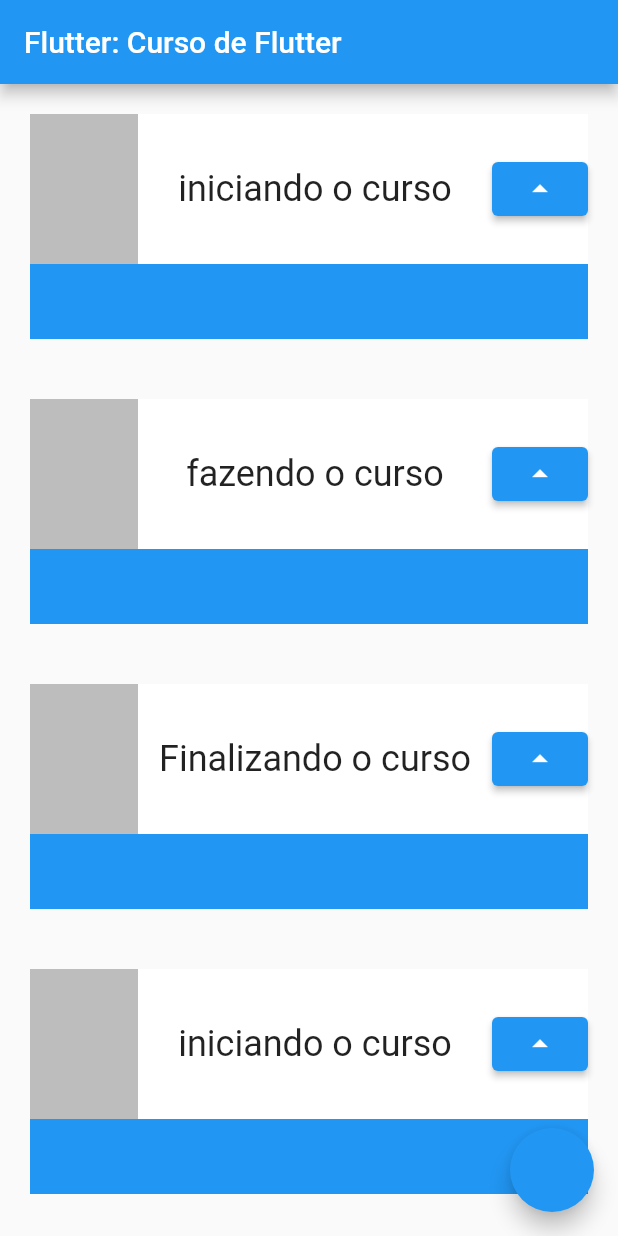
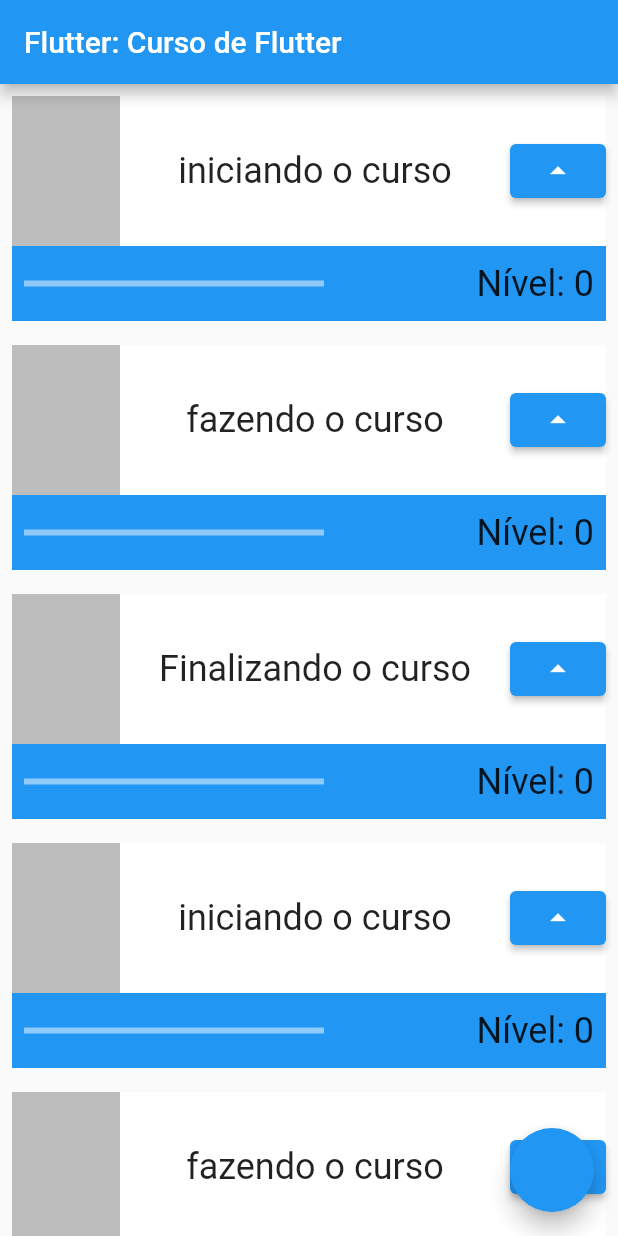
Before and after one commit to Dinar2020/flutter_app_3, a Flutter app: the screen it shows after launch, on a phone screen of 412 x 824 dp. Run offline on Flutter 3.47's test engine with Material 2 defaults, Android fonts, the phone set to English and light mode, and no system bars.

Commit message:
adicionando nivel e linnha de progesso para ao clicar o no botão pra cima

```diff
--- a/lib/main.dart
+++ b/lib/main.dart
@@ -7,45 +7,52 @@ void main() {
 class MyApp extends StatelessWidget {
   const MyApp({super.key});
 
-  // This widget is the root of your application.
   @override
   Widget build(BuildContext context) {
     return MaterialApp(
       title: 'Flutter Demo',
       theme: ThemeData(
-
         primarySwatch: Colors.blue,
       ),
       home: Scaffold(
         appBar: AppBar(
-          title: const Text ('Flutter: Curso de Flutter'),
+          title: const Text('Flutter: Curso de Flutter'),
         ),
         body: ListView(
-          children: const [ Task('iniciando o curso'),
+          children: [
+            Task('iniciando o curso'),
             Task('fazendo o curso'),
             Task('Finalizando o curso'),
             Task('iniciando o curso'),
             Task('fazendo o curso'),
             Task('Finalizando o curso'),
-
           ],
         ),
-        floatingActionButton: FloatingActionButton( onPressed:  () { const Task('Finalizando o curso');
+        floatingActionButton: FloatingActionButton(onPressed: () {
+          Task('Finalizando o curso');
         }),
       ),
     );
   }
 }
 
-class Task extends StatelessWidget {
+class Task extends StatefulWidget {
   final String frase;
   const Task(this.frase, {super.key});
 
   @override
+  State<Task> createState() => _TaskState();
+}
+
+class _TaskState extends State<Task> {
+  int level = 0;
+
+  @override
   Widget build(BuildContext context) {
     return Padding(
-      padding: const EdgeInsets.all(20.0),
-      child:Column (children:<Widget> [
+        padding: const EdgeInsets.all(8.0),
+        child: Column(
+          children: <Widget>[
             Container(
               color: Colors.white,
               height: 100,
@@ -58,20 +65,48 @@ class Task extends StatelessWidget {
                       height: 100,
                     ),
                     Text(
-                      frase,
+                      widget.frase,
                       style: const TextStyle(
-                        fontSize: 24,overflow: TextOverflow.ellipsis
+                          fontSize: 24, overflow: TextOverflow.ellipsis),
                     ),
-                    ),
-                    ElevatedButton(onPressed: () {}, child: Icon(Icons.arrow_drop_up))
+                    ElevatedButton(
+                        onPressed: () {
+                          setState(() {
+                            print(level++);
+                          });
+                        },
+                        child: const Icon(Icons.arrow_drop_up))
                   ]),
             ),
             Container(
               color: Colors.blue,
               height: 50,
+              width: 500,
+              child:Center(
+                child:Padding(
+                  padding: const EdgeInsets.all(8.0),
+                  child: Row(
+                    mainAxisAlignment: MainAxisAlignment.spaceBetween,
+                    children: [ Container(
+                      child: LinearProgressIndicator(color: Colors.white,value: level / 10),
+                      width: 200,),
+
+
+
+                      Text(textAlign: TextAlign.center,
+
+                      'Nível: $level',
+                      style: const TextStyle(
+                        fontSize: 24,
+
+                      ),),
+                    ],
+                  ),
+                ),
+                ),
+
             ),
           ],
-      )
-    );
+        ));
   }
 }
```
Lines whose indentation alone changed are shown as unchanged.
